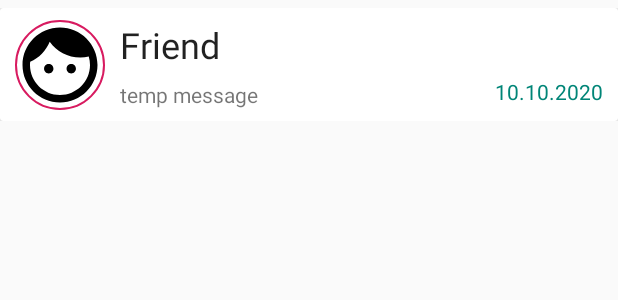
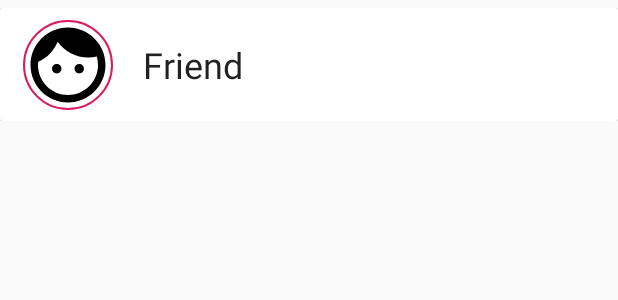
Before and after one commit to Szczurk3y/Messenger, an Android app: the layout item_chat.xml on its own in the app's theme, with its tools: preview values and no code run, on a phone screen of 412 x 824 dp. Shown: the top 300 px of the screen. Run offline under Robolectric (Android 15) with nearby library versions, the phone set to English and light mode, and no system bars.

```diff
--- a/app/build.gradle
+++ b/app/build.gradle
@@ -48,5 +48,7 @@ dependencies {
     implementation 'de.hdodenhof:circleimageview:3.0.0'
     /* Socket IO */
     implementation'com.github.nkzawa:socket.io-client:0.5.0'
+    /* Picasso */
+    implementation 'com.squareup.picasso:picasso:2.71828'
 
 }
--- a/app/src/main/java/com/szczurk3y/messenger/MessengerService.kt
+++ b/app/src/main/java/com/szczurk3y/messenger/MessengerService.kt
@@ -68,4 +68,10 @@ interface MessengerService {
         @Query("username") username: String
     ): Call<ResponseBody>
 
+    @Headers("Content-Type: application/json")
+    @GET("messages/chats")
+    fun getChats(
+        @Header("auth-token") token: String,
+        @Query("username") username: String
+    ): Call<MutableList<ChatItem>>
 }
--- a/app/src/main/res/layout/activity_messaging__platform.xml
+++ b/app/src/main/res/layout/activity_messaging__platform.xml
@@ -17,6 +17,7 @@
         android:id="@+id/messagingPlatformTopCard">
         <de.hdodenhof.circleimageview.CircleImageView
             android:layout_width="0dp"
+            android:id="@+id/messagingPlatformFriendImage"
             android:layout_height="match_parent"
             android:layout_weight="1"
             android:src="@mipmap/ic_launcher"/>
--- a/app/src/main/res/layout/item_chat.xml
+++ b/app/src/main/res/layout/item_chat.xml
@@ -21,35 +21,17 @@
                 app:layout_constraintLeft_toLeftOf="parent"
                 app:layout_constraintBottom_toBottomOf="parent"
                 app:layout_constraintTop_toTopOf="parent"
-                android:layout_marginLeft="10dp"/>
+                android:layout_marginLeft="15dp"/>
             <TextView
                 android:layout_width="wrap_content"
                 android:layout_height="wrap_content"
-                android:id="@+id/friendUsernameChatView"
+                android:id="@+id/friendUsernameTextView"
                 android:text="Friend"
                 app:layout_constraintLeft_toRightOf="@id/chatImageView"
                 app:layout_constraintTop_toTopOf="parent"
-                app:layout_constraintBottom_toTopOf="@id/lastMessageTextView"
-                android:layout_marginStart="10dp"
+                app:layout_constraintBottom_toBottomOf="parent"
+                android:layout_marginStart="20dp"
                 android:textAppearance="@style/TextAppearance.AppCompat.Headline" />
-            <TextView
-                android:id="@+id/lastMessageTextView"
-                android:layout_width="wrap_content"
-                android:layout_height="wrap_content"
-                android:text="temp message"
-                app:layout_constraintTop_toBottomOf="@id/friendUsernameChatView"
-                app:layout_constraintBottom_toBottomOf="parent"
-                app:layout_constraintLeft_toRightOf="@id/chatImageView"
-                android:layout_marginStart="10dp"/>
-            <TextView
-                android:layout_width="wrap_content"
-                android:layout_height="wrap_content"
-                android:id="@+id/lastTimeActiveTextView"
-                android:textColor="@color/colorPrimary"
-                android:layout_margin="10dp"
-                app:layout_constraintRight_toRightOf="parent"
-                app:layout_constraintBottom_toBottomOf="parent"
-                android:text="10.10.2020"/>
         </androidx.constraintlayout.widget.ConstraintLayout>
     </androidx.cardview.widget.CardView>
 </LinearLayout>
```
Also changed, not shown: app/src/main/java/Activities/MessagingPlatformActivity.kt (+41 -10 lines), app/src/main/java/Adapters/ChatsAdapter.kt (+31 -5 lines), app/src/main/java/Adapters/FriendsAdapter.kt (+0 -16 lines), app/src/main/java/Fragments/UserChatsFragment.kt (+42 -3 lines), app/src/main/java/com/szczurk3y/messenger/Formats.kt (+14 -7 lines), 1 other file.
